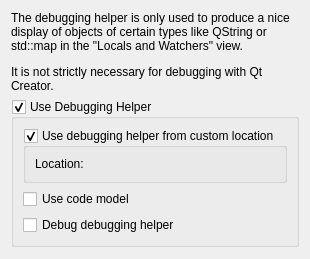
qt-creator/qt-creator, file src/plugins/debugger/dumperoptionpage.ui: the form before one commit.
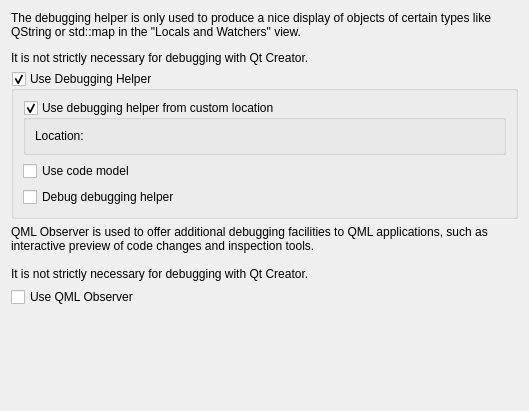
The form after the commit. Custom widgets are drawn as their Qt base class.

Commit message: QML Observer: Complain about not having it if debugging .qmlprojects

```diff
--- a/src/plugins/debugger/dumperoptionpage.ui
+++ b/src/plugins/debugger/dumperoptionpage.ui
@@ -2,7 +2,15 @@
 <ui version="4.0">
  <class>DebuggingHelperOptionPage</class>
  <widget class="QWidget" name="DebuggingHelperOptionPage">
-  <layout class="QVBoxLayout" name="verticalLayout_2">
+  <property name="geometry">
+   <rect>
+    <x>0</x>
+    <y>0</y>
+    <width>529</width>
+    <height>411</height>
+   </rect>
+  </property>
+  <layout class="QVBoxLayout" name="verticalLayout_3">
    <item>
     <widget class="QLabel" name="label">
      <property name="text">
@@ -75,6 +83,25 @@
      </layout>
     </widget>
    </item>
+   <item>
+    <widget class="QLabel" name="label_2">
+     <property name="text">
+      <string>QML Observer is used to offer additional debugging facilities to QML applications, such as interactive preview of code changes and inspection tools.
+
+It is not strictly necessary for debugging with Qt Creator.</string>
+     </property>
+     <property name="wordWrap">
+      <bool>true</bool>
+     </property>
+    </widget>
+   </item>
+   <item>
+    <widget class="QCheckBox" name="checkBoxUseQmlObserver">
+     <property name="text">
+      <string>Use QML Observer</string>
+     </property>
+    </widget>
+   </item>
    <item>
     <spacer name="verticalSpacer">
      <property name="orientation">
```
Left out of the diff: 2 changed lines with no effect on the pictures. The commit also changes 10 other files.
